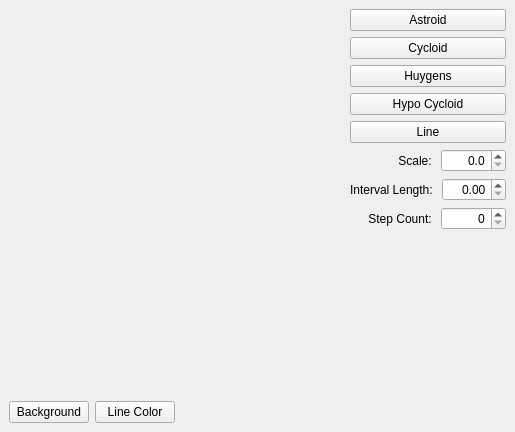
First picture: the form in mainwindow.ui, repository Naugrim01/QtCurvesCPP, before the edit.
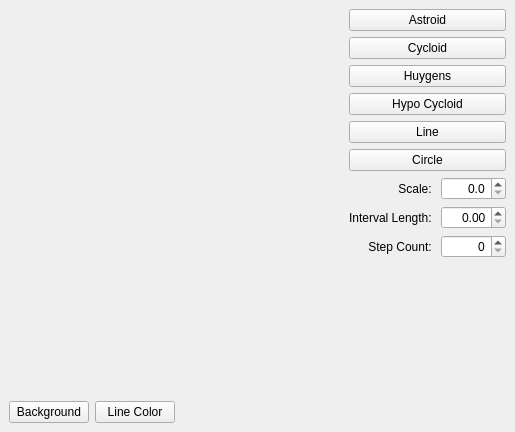
Second picture: the form after the edit. Custom widgets are drawn as their Qt base class.

Commit message: Modify standard values of chapes, add Circle shape

```diff
--- a/mainwindow.ui
+++ b/mainwindow.ui
@@ -90,6 +90,13 @@
         </property>
        </widget>
       </item>
+      <item>
+       <widget class="QPushButton" name="btnCircle">
+        <property name="text">
+         <string>Circle</string>
+        </property>
+       </widget>
+      </item>
       <item>
        <layout class="QHBoxLayout" name="horizontalLayout">
         <item>
@@ -104,6 +111,12 @@
         </item>
         <item>
          <widget class="QDoubleSpinBox" name="spinScale">
+          <property name="minimumSize">
+           <size>
+            <width>65</width>
+            <height>0</height>
+           </size>
+          </property>
           <property name="maximumSize">
            <size>
             <width>65</width>
@@ -140,6 +153,12 @@
         </item>
         <item>
          <widget class="QDoubleSpinBox" name="spinInterval">
+          <property name="minimumSize">
+           <size>
+            <width>65</width>
+            <height>0</height>
+           </size>
+          </property>
           <property name="maximumSize">
            <size>
             <width>65</width>
@@ -173,6 +192,12 @@
         </item>
         <item>
          <widget class="QSpinBox" name="spinCount">
+          <property name="minimumSize">
+           <size>
+            <width>65</width>
+            <height>0</height>
+           </size>
+          </property>
           <property name="maximumSize">
            <size>
             <width>65</width>
@@ -202,7 +227,7 @@
       <property name="sizeHint" stdset="0">
        <size>
         <width>20</width>
-        <height>143</height>
+        <height>111</height>
        </size>
       </property>
      </spacer>
```
The commit also changes 4 other files.
